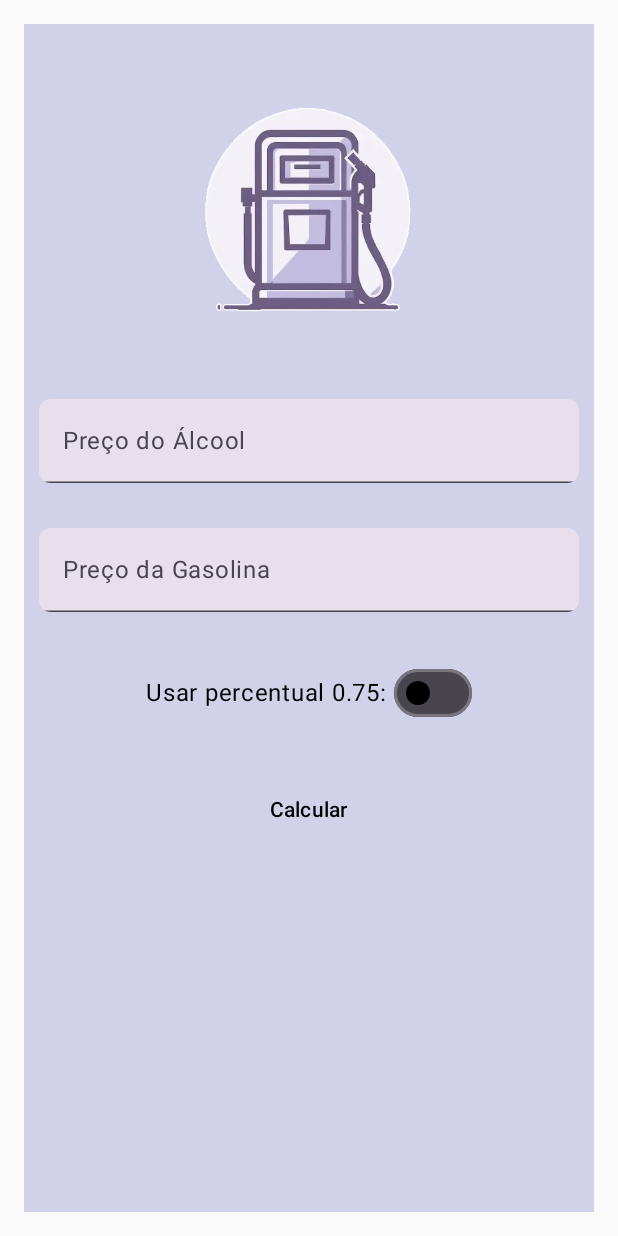
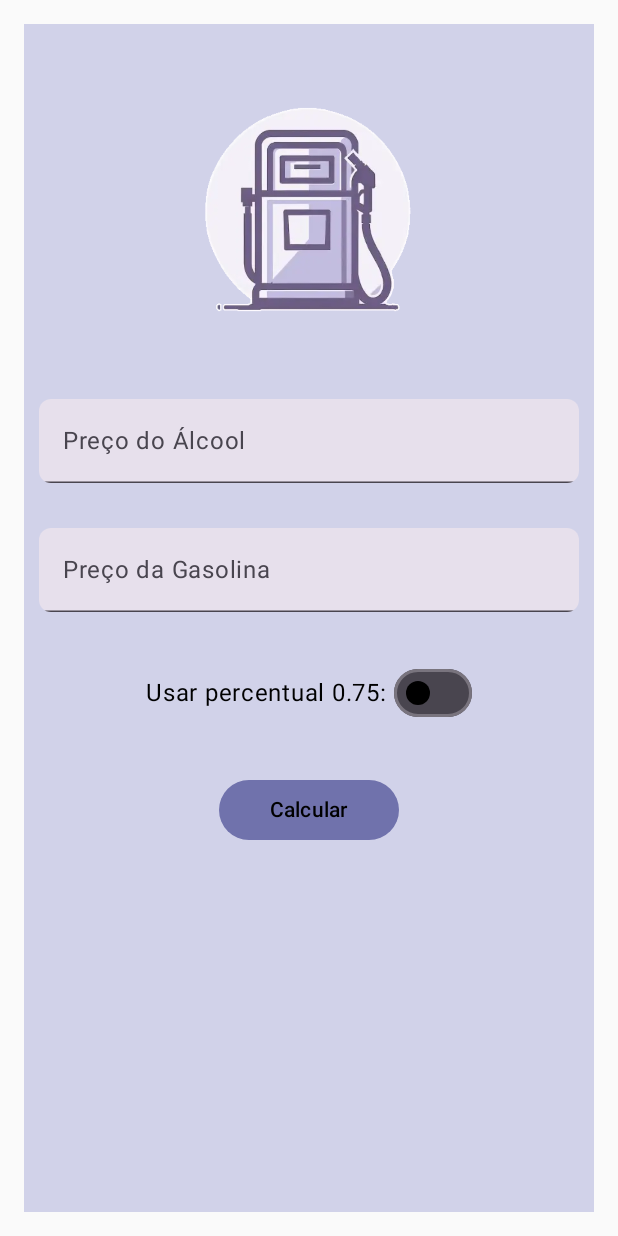
Before and after one commit to saminagahama/PDM-alcool-ou-gasolina-compose, an Android app built with Jetpack Compose: the screen it shows after launch (MainActivity), on a phone screen of 412 x 824 dp. Run offline under Robolectric (Android 15) with nearby library versions, the phone set to English and light mode, and no system bars.

```diff
--- a/app/src/main/java/com/example/myapplication/MainActivity.kt
+++ b/app/src/main/java/com/example/myapplication/MainActivity.kt
@@ -12,7 +12,6 @@ import androidx.compose.runtime.*
 import androidx.compose.ui.Alignment
 import androidx.compose.ui.Modifier
 import androidx.compose.ui.draw.clip
-import androidx.compose.ui.graphics.Color
 import androidx.compose.ui.res.painterResource
 import androidx.compose.ui.text.style.TextAlign
 import androidx.compose.ui.tooling.preview.Preview
@@ -115,9 +114,12 @@ fun FuelCalculatorScreen() {
                     .padding(top = 10.dp)
                     .fillMaxWidth()
                     .clip(RoundedCornerShape(8.dp)),
-                colors = ButtonDefaults.buttonColors(containerColor = colors.primary)
+                colors = ButtonDefaults.buttonColors(
+                    containerColor = MaterialTheme.colorScheme.surface,
+                    contentColor = MaterialTheme.colorScheme.onSurface
+                )
             ) {
-                Text(text = "Calcular", color = colors.onPrimary)
+                Text(text = "Calcular", color = MaterialTheme.colorScheme.onSurface)
             }
 
             Text(
--- a/app/src/main/java/com/example/myapplication/ui/theme/Theme.kt
+++ b/app/src/main/java/com/example/myapplication/ui/theme/Theme.kt
@@ -41,7 +41,7 @@ private val LightColorScheme = lightColorScheme(
     secondary = Color(0xFFD1D2E9),
     tertiary = Color(0xFFD1D2E9),
     background = Color(0xFFD1D2E9),
-    surface = Color(0xFFD1D2E9),
+    surface = Color(0xFF7072AC),
     onPrimary = Color.Black,
     onSecondary = Color.Black,
     onTertiary = Color.Black,
```
